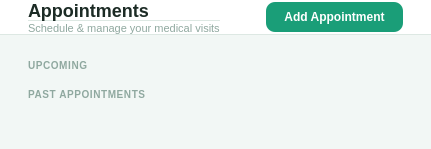
This is src/ui/page_appointments.ui in shasheenahdeeneillelumasag/CCC151---Group-Project as Qt 5 draws it before an edit. The edited form follows.
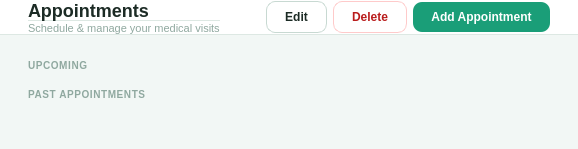
This is the edited form.

Commit message: improve appointment page design and add edit/delete

The edit to the form file:
```diff
--- a/src/ui/page_appointments.ui
+++ b/src/ui/page_appointments.ui
@@ -18,6 +18,8 @@
        <item><widget class="QLabel"><property name="text"><string>Schedule &amp; manage your medical visits</string></property><property name="styleSheet"><string>QLabel { font-size: 11px; color: #8FA89F; }</string></property></widget></item>
       </layout></item>
       <item><spacer><property name="orientation"><enum>Qt::Horizontal</enum></property><property name="sizeHint" stdset="0"><size><width>40</width><height>20</height></size></property></spacer></item>
+       <item><widget class="QPushButton" name="btnEditAppt"><property name="text"><string>Edit</string></property><property name="styleSheet"><string>QPushButton { background: transparent; color: #1C2B25; font-size: 12px; font-weight: 600; border: 1px solid #C8D9D2; border-radius: 9px; padding: 8px 18px; } QPushButton:hover { background: #F2F7F5; border-color: #1A9E78; color: #1A9E78; }</string></property></widget></item>
+       <item><widget class="QPushButton" name="btnDeleteAppt"><property name="text"><string>Delete</string></property><property name="styleSheet"><string>QPushButton { background: transparent; color: #B91C1C; font-size: 12px; font-weight: 600; border: 1px solid #FECACA; border-radius: 9px; padding: 8px 18px; } QPushButton:hover { background: #FEE2E2; border-color: #F87171; }</string></property></widget></item>
       <item><widget class="QPushButton" name="btnAddAppt"><property name="text"><string>Add Appointment</string></property><property name="styleSheet"><string>QPushButton { background: #1A9E78; color: #FFF; font-size: 12px; font-weight: 600; border: none; border-radius: 9px; padding: 8px 18px; } QPushButton:hover { background: #0D6B52; }</string></property></widget></item>
      </layout>
     </widget>
```
Lines whose indentation alone changed are shown as unchanged. The commit also changes 3 other files.
